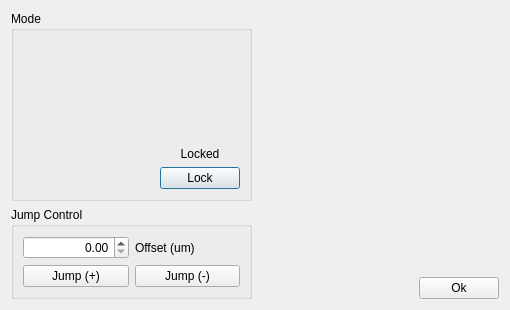
ZhuangLab/storm-control, file storm_control/hal4000/qtdesigner/focuslock.ui: the form before one commit.
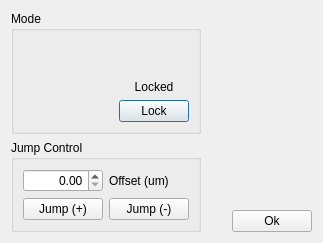
The form after the commit.

Commit message: Improve the layout of updated focus lock.

```diff
--- a/storm_control/hal4000/qtdesigner/focuslock.ui
+++ b/storm_control/hal4000/qtdesigner/focuslock.ui
@@ -6,8 +6,8 @@
    <rect>
     <x>0</x>
     <y>0</y>
-    <width>510</width>
-    <height>310</height>
+    <width>323</width>
+    <height>216</height>
    </rect>
   </property>
   <property name="sizePolicy">
@@ -18,8 +18,8 @@
   </property>
   <property name="minimumSize">
    <size>
-    <width>510</width>
-    <height>310</height>
+    <width>0</width>
+    <height>0</height>
    </size>
   </property>
   <property name="maximumSize">
@@ -36,6 +36,12 @@
     <layout class="QVBoxLayout" name="verticalLayout_2">
      <item>
       <widget class="QGroupBox" name="modeBox">
+       <property name="sizePolicy">
+        <sizepolicy hsizetype="Preferred" vsizetype="MinimumExpanding">
+         <horstretch>0</horstretch>
+         <verstretch>0</verstretch>
+        </sizepolicy>
+       </property>
        <property name="title">
         <string>Mode</string>
        </property>
@@ -67,6 +73,12 @@
           </item>
           <item>
            <widget class="QLabel" name="lockLabel">
+            <property name="sizePolicy">
+             <sizepolicy hsizetype="Preferred" vsizetype="Preferred">
+              <horstretch>0</horstretch>
+              <verstretch>0</verstretch>
+             </sizepolicy>
+            </property>
             <property name="text">
              <string>Locked</string>
             </property>
@@ -77,6 +89,18 @@
           </item>
           <item>
            <widget class="QPushButton" name="lockButton">
+            <property name="sizePolicy">
+             <sizepolicy hsizetype="Preferred" vsizetype="Preferred">
+              <horstretch>0</horstretch>
+              <verstretch>0</verstretch>
+             </sizepolicy>
+            </property>
+            <property name="maximumSize">
+             <size>
+              <width>70</width>
+              <height>16777215</height>
+             </size>
+            </property>
             <property name="text">
              <string>Lock</string>
             </property>
@@ -145,6 +169,12 @@
          <verstretch>0</verstretch>
         </sizepolicy>
        </property>
+       <property name="minimumSize">
+        <size>
+         <width>0</width>
+         <height>0</height>
+        </size>
+       </property>
       </widget>
      </item>
      <item>
```
The commit also changes 6 other files.
